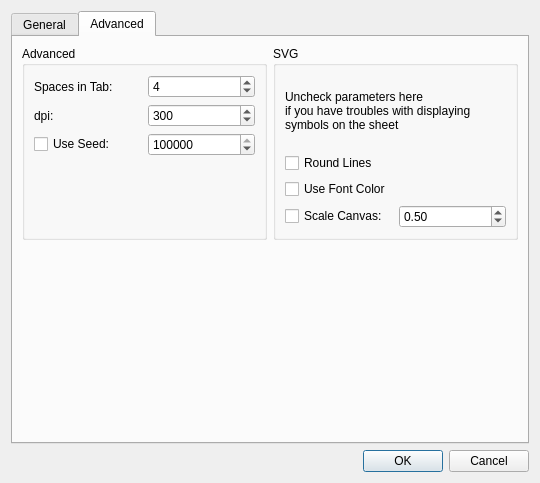
The window that preferencesdialog.ui (aizenbit/Scribbler) describes before a commit, drawn with Qt 5.
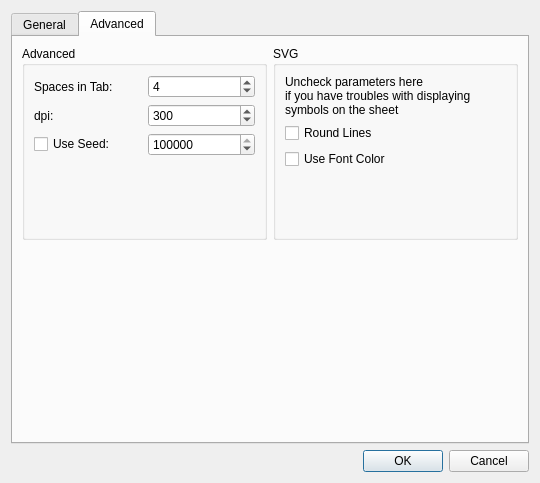
The same window after the commit. The open tabs and pages were chosen to show the change.

Commit message: removed a setting of scale canvas

```diff
--- a/preferencesdialog.ui
+++ b/preferencesdialog.ui
@@ -453,31 +453,17 @@
              </widget>
             </item>
             <item>
-             <layout class="QHBoxLayout" name="horizontalLayout_4">
-              <item>
-               <widget class="QCheckBox" name="scaleCanvsaCheckBox">
-                <property name="text">
-                 <string>Scale Canvas:</string>
-                </property>
-                <property name="checked">
-                 <bool>false</bool>
-                </property>
-               </widget>
-              </item>
-              <item>
-               <widget class="QDoubleSpinBox" name="scaleCanvasSpinBox">
-                <property name="maximum">
-                 <double>1.000000000000000</double>
-                </property>
-                <property name="singleStep">
-                 <double>0.100000000000000</double>
-                </property>
-                <property name="value">
-                 <double>0.500000000000000</double>
-                </property>
-               </widget>
-              </item>
-             </layout>
+             <spacer name="verticalSpacer_3">
+              <property name="orientation">
+               <enum>Qt::Vertical</enum>
+              </property>
+              <property name="sizeHint" stdset="0">
+               <size>
+                <width>20</width>
+                <height>40</height>
+               </size>
+              </property>
+             </spacer>
             </item>
            </layout>
           </widget>
```
The commit also changes 4 other files.
